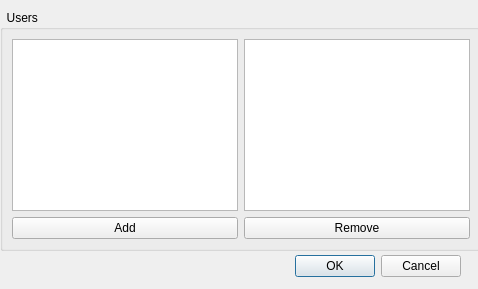
Shcherbich/QLdapEditor, file editor/addusertogroupdialog.ui: the form before one commit.
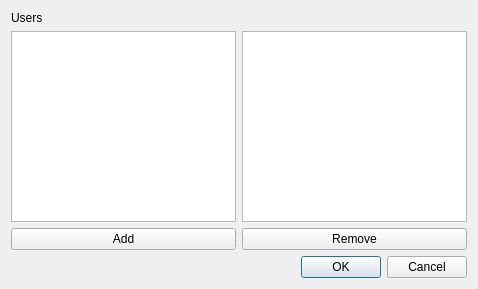
The form after the commit.

Commit message: Small fix UI for CAddUserToGroupDialog Fix mistyping in message about saving edited entry

The edit to the form file:
```diff
--- a/editor/addusertogroupdialog.ui
+++ b/editor/addusertogroupdialog.ui
@@ -31,45 +31,27 @@
   <property name="windowTitle">
    <string>Add/Remove User to group</string>
   </property>
-  <widget class="QDialogButtonBox" name="buttonBox">
-   <property name="geometry">
-    <rect>
-     <x>120</x>
-     <y>250</y>
-     <width>341</width>
-     <height>32</height>
-    </rect>
-   </property>
-   <property name="orientation">
-    <enum>Qt::Horizontal</enum>
-   </property>
-   <property name="standardButtons">
-    <set>QDialogButtonBox::Cancel|QDialogButtonBox::Ok</set>
-   </property>
-  </widget>
-  <widget class="QGroupBox" name="groupBox">
-   <property name="geometry">
-    <rect>
-     <x>0</x>
-     <y>10</y>
-     <width>481</width>
-     <height>241</height>
-    </rect>
-   </property>
-   <property name="sizePolicy">
-    <sizepolicy hsizetype="Expanding" vsizetype="Expanding">
-     <horstretch>0</horstretch>
-     <verstretch>0</verstretch>
-    </sizepolicy>
-   </property>
-   <property name="title">
-    <string>  Users</string>
-   </property>
-   <layout class="QGridLayout" name="gridLayout" columnstretch="0,0,0" columnminimumwidth="0,0,0">
-    <property name="sizeConstraint">
-     <enum>QLayout::SetNoConstraint</enum>
-    </property>
-    <item row="0" column="0">
+  <layout class="QVBoxLayout" name="verticalLayout">
+   <item>
+    <layout class="QHBoxLayout" name="horizontalLayout_2">
+     <property name="bottomMargin">
+      <number>0</number>
+     </property>
+     <item>
+      <widget class="QLabel" name="label">
+       <property name="text">
+        <string>Users</string>
+       </property>
+      </widget>
+     </item>
+    </layout>
+   </item>
+   <item>
+    <layout class="QHBoxLayout" name="horizontalLayout_3">
+     <property name="bottomMargin">
+      <number>0</number>
+     </property>
+     <item>
      <widget class="QListWidget" name="allUsersList">
       <property name="sizePolicy">
        <sizepolicy hsizetype="MinimumExpanding" vsizetype="Expanding">
@@ -82,27 +64,34 @@
       </property>
      </widget>
     </item>
-    <item row="1" column="0">
+     <item>
+      <widget class="QListWidget" name="groupUsersList">
+       <property name="sizePolicy">
+        <sizepolicy hsizetype="MinimumExpanding" vsizetype="Expanding">
+         <horstretch>0</horstretch>
+         <verstretch>0</verstretch>
+        </sizepolicy>
+       </property>
+       <property name="selectionMode">
+        <enum>QAbstractItemView::ExtendedSelection</enum>
+       </property>
+      </widget>
+     </item>
+    </layout>
+   </item>
+   <item>
+    <layout class="QHBoxLayout" name="horizontalLayout_4">
+     <property name="bottomMargin">
+      <number>0</number>
+     </property>
+     <item>
      <widget class="QPushButton" name="addButton">
       <property name="text">
        <string>Add</string>
       </property>
      </widget>
     </item>
-    <item row="0" column="2">
-     <widget class="QListWidget" name="groupUsersList">
-      <property name="sizePolicy">
-       <sizepolicy hsizetype="MinimumExpanding" vsizetype="Expanding">
-        <horstretch>0</horstretch>
-        <verstretch>0</verstretch>
-       </sizepolicy>
-      </property>
-      <property name="selectionMode">
-       <enum>QAbstractItemView::ExtendedSelection</enum>
-      </property>
-     </widget>
-    </item>
-    <item row="1" column="2">
+     <item>
      <widget class="QPushButton" name="removeButton">
       <property name="text">
        <string>Remove</string>
@@ -110,7 +99,18 @@
      </widget>
     </item>
    </layout>
-  </widget>
+   </item>
+   <item>
+    <widget class="QDialogButtonBox" name="buttonBox">
+     <property name="orientation">
+      <enum>Qt::Horizontal</enum>
+     </property>
+     <property name="standardButtons">
+      <set>QDialogButtonBox::Cancel|QDialogButtonBox::Ok</set>
+     </property>
+    </widget>
+   </item>
+  </layout>
  </widget>
  <resources/>
  <connections>
```
Lines whose indentation alone changed are shown as unchanged. The commit also changes 1 other file.
